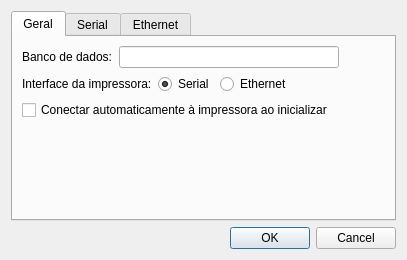
The window that settingsdlg.ui (leidensj/BKVale) describes before a commit, drawn with Qt 5.
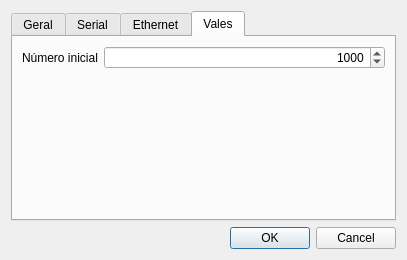
The same window after the commit. Icons and pictures are not drawn.

Commit message: bug fixes e note com observações

```diff
--- a/settingsdlg.ui
+++ b/settingsdlg.ui
@@ -24,7 +24,7 @@
       <enum>QTabWidget::Rounded</enum>
      </property>
      <property name="currentIndex">
-      <number>0</number>
+      <number>3</number>
      </property>
      <property name="documentMode">
       <bool>false</bool>
@@ -263,6 +263,43 @@
        </item>
       </layout>
      </widget>
+     <widget class="QWidget" name="notes">
+      <attribute name="icon">
+       <iconset resource="icons.qrc">
+        <normaloff>:/icons/res/note.png</normaloff>:/icons/res/note.png</iconset>
+      </attribute>
+      <attribute name="title">
+       <string>Vales</string>
+      </attribute>
+      <layout class="QFormLayout" name="formLayout_2">
+       <item row="0" column="0">
+        <widget class="QLabel" name="label_11">
+         <property name="text">
+          <string>Número inicial</string>
+         </property>
+        </widget>
+       </item>
+       <item row="0" column="1">
+        <widget class="QSpinBox" name="spNotesDefaultNumber">
+         <property name="alignment">
+          <set>Qt::AlignRight|Qt::AlignTrailing|Qt::AlignVCenter</set>
+         </property>
+         <property name="showGroupSeparator" stdset="0">
+          <bool>false</bool>
+         </property>
+         <property name="minimum">
+          <number>1</number>
+         </property>
+         <property name="maximum">
+          <number>999999999</number>
+         </property>
+         <property name="value">
+          <number>1000</number>
+         </property>
+        </widget>
+       </item>
+      </layout>
+     </widget>
     </widget>
    </item>
    <item>
```
The commit also changes 18 other files.
